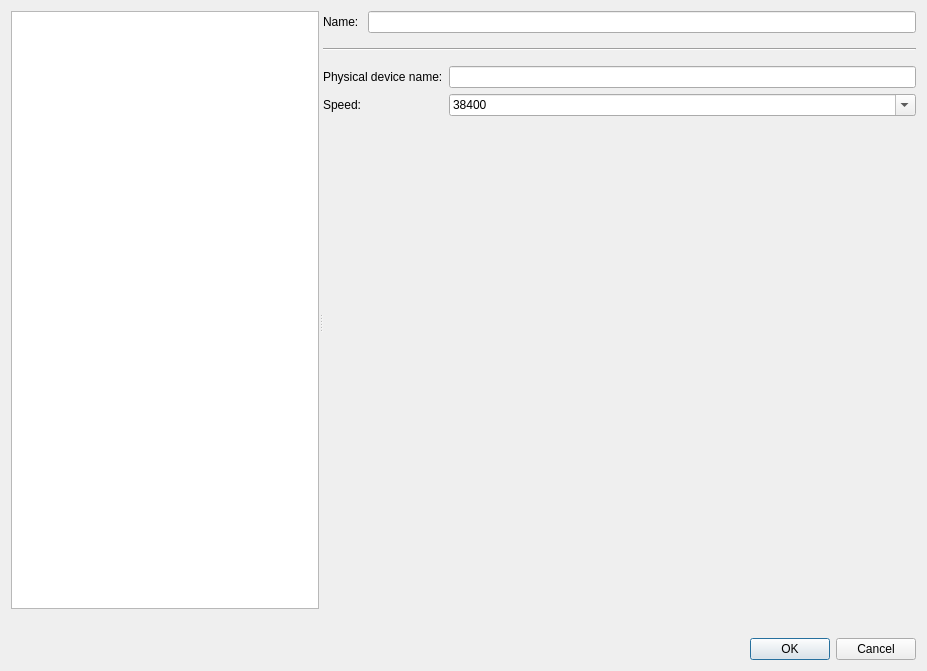
Old version of the form src/ui/chooseconnectiondlg.ui in the repository Tasssadar/Lorris.
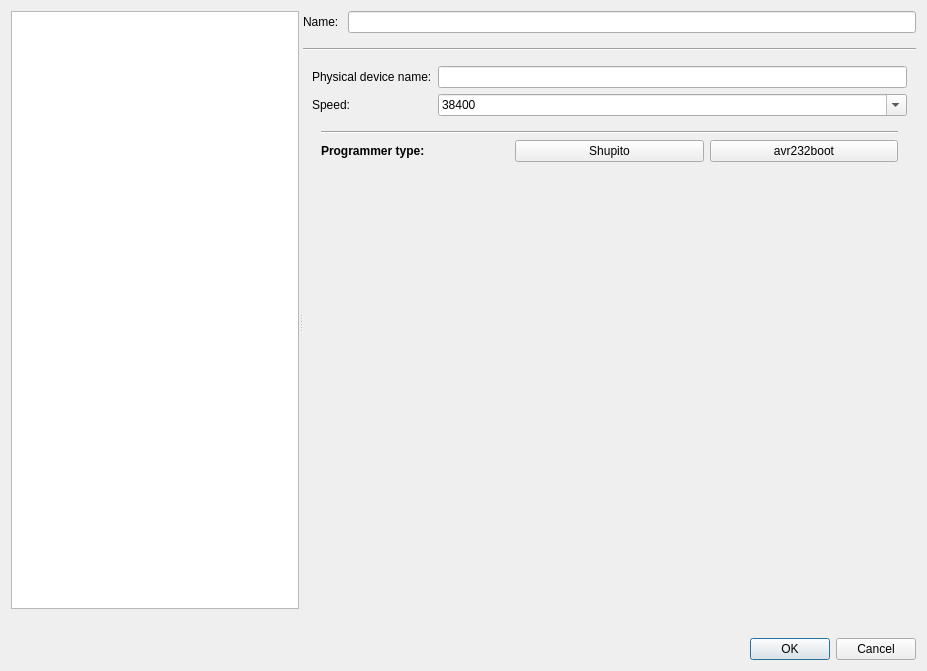
New version of the form. The open tabs and pages were chosen to show the change. Icons and pictures are not drawn.

Commit message: [712] Shupito: add support for avr232boot

Diff of the .ui file:
```diff
--- a/src/ui/chooseconnectiondlg.ui
+++ b/src/ui/chooseconnectiondlg.ui
@@ -169,40 +169,27 @@
           </layout>
          </widget>
          <widget class="QWidget" name="serialPortPage">
+          <layout class="QVBoxLayout" name="verticalLayout_6" stretch="0,0,1">
+           <item>
           <layout class="QFormLayout" name="formLayout">
-           <property name="fieldGrowthPolicy">
-            <enum>QFormLayout::AllNonFixedFieldsGrow</enum>
-           </property>
-           <property name="leftMargin">
-            <number>0</number>
-           </property>
-           <property name="topMargin">
-            <number>9</number>
-           </property>
-           <property name="rightMargin">
-            <number>0</number>
-           </property>
-           <property name="bottomMargin">
-            <number>0</number>
-           </property>
-           <item row="1" column="0">
+             <item row="0" column="0">
             <widget class="QLabel" name="label_2">
              <property name="text">
               <string>Physical device name:</string>
              </property>
             </widget>
            </item>
-           <item row="1" column="1">
+             <item row="0" column="1">
             <widget class="QLineEdit" name="spDeviceNameEdit"/>
            </item>
-           <item row="3" column="0">
+             <item row="1" column="0">
             <widget class="QLabel" name="label_3">
              <property name="text">
               <string>Speed:</string>
              </property>
             </widget>
            </item>
-           <item row="3" column="1">
+             <item row="1" column="1">
             <widget class="QComboBox" name="spBaudRateEdit">
              <property name="editable">
               <bool>true</bool>
@@ -324,6 +311,95 @@
               </property>
              </item>
             </widget>
+             </item>
+            </layout>
+           </item>
+           <item>
+            <widget class="QWidget" name="programmerSelection" native="true">
+             <layout class="QVBoxLayout" name="verticalLayout_7">
+              <item>
+               <widget class="Line" name="line_2">
+                <property name="orientation">
+                 <enum>Qt::Horizontal</enum>
+                </property>
+               </widget>
+              </item>
+              <item>
+               <layout class="QHBoxLayout" name="horizontalLayout_6">
+                <item>
+                 <widget class="QLabel" name="label_12">
+                  <property name="sizePolicy">
+                   <sizepolicy hsizetype="Preferred" vsizetype="Expanding">
+                    <horstretch>0</horstretch>
+                    <verstretch>0</verstretch>
+                   </sizepolicy>
+                  </property>
+                  <property name="text">
+                   <string>&lt;!DOCTYPE HTML PUBLIC &quot;-//W3C//DTD HTML 4.0//EN&quot; &quot;http://www.w3.org/TR/REC-html40/strict.dtd&quot;&gt;
+&lt;html&gt;&lt;head&gt;&lt;meta name=&quot;qrichtext&quot; content=&quot;1&quot; /&gt;&lt;style type=&quot;text/css&quot;&gt;
+p, li { white-space: pre-wrap; }
+&lt;/style&gt;&lt;/head&gt;&lt;body style=&quot; font-family:'DejaVu Sans'; font-size:9pt; font-weight:400; font-style:normal;&quot;&gt;
+&lt;p style=&quot; margin-top:0px; margin-bottom:0px; margin-left:0px; margin-right:0px; -qt-block-indent:0; text-indent:0px;&quot;&gt;&lt;span style=&quot; font-weight:600;&quot;&gt;Programmer type:&lt;/span&gt;&lt;/p&gt;&lt;/body&gt;&lt;/html&gt;</string>
+                  </property>
+                 </widget>
+                </item>
+                <item>
+                 <widget class="QPushButton" name="progShupito">
+                  <property name="text">
+                   <string>Shupito</string>
+                  </property>
+                  <property name="icon">
+                   <iconset resource="../icons.qrc">
+                    <normaloff>:/icons/symbol_triangle</normaloff>:/icons/symbol_triangle</iconset>
+                  </property>
+                  <property name="iconSize">
+                   <size>
+                    <width>32</width>
+                    <height>32</height>
+                   </size>
+                  </property>
+                  <property name="checkable">
+                   <bool>true</bool>
+                  </property>
+                 </widget>
+                </item>
+                <item>
+                 <widget class="QPushButton" name="progAVR232">
+                  <property name="text">
+                   <string>avr232boot</string>
+                  </property>
+                  <property name="icon">
+                   <iconset resource="../icons.qrc">
+                    <normaloff>:/icons/symbol_star</normaloff>:/icons/symbol_star</iconset>
+                  </property>
+                  <property name="iconSize">
+                   <size>
+                    <width>32</width>
+                    <height>32</height>
+                   </size>
+                  </property>
+                  <property name="checkable">
+                   <bool>true</bool>
+                  </property>
+                 </widget>
+                </item>
+               </layout>
+              </item>
+             </layout>
+            </widget>
+           </item>
+           <item>
+            <spacer name="verticalSpacer_4">
+             <property name="orientation">
+              <enum>Qt::Vertical</enum>
+             </property>
+             <property name="sizeHint" stdset="0">
+              <size>
+               <width>20</width>
+               <height>40</height>
+              </size>
+             </property>
+            </spacer>
            </item>
           </layout>
          </widget>
```
Left out of the diff: 2 changed lines with no effect on the pictures. Lines whose indentation alone changed are shown as unchanged. The commit also changes 25 other files.
